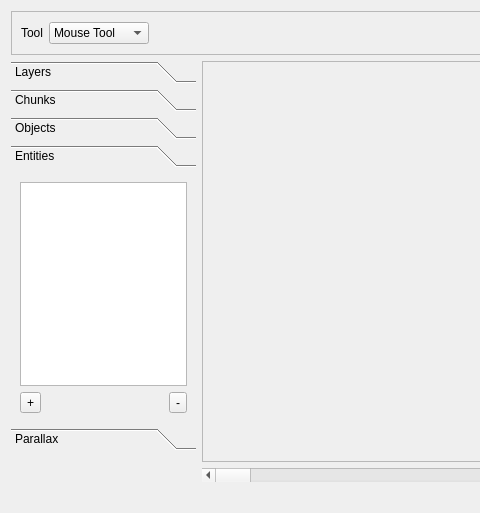
First picture: the form in RetroEDv2/tools/sceneeditor.ui, repository RSDKModding/RetroED, before the edit; both pictures show x 0 to 480 and y 0 to 513 of the 957 by 513 pixel window.
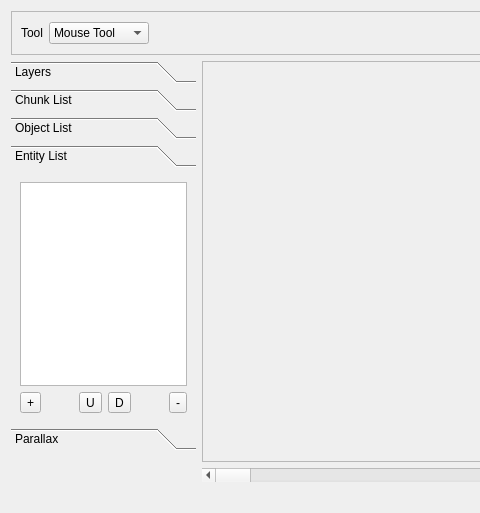
Second picture: the form after the edit. The open tabs and pages were chosen to show the change. Icons and pictures are not drawn.

Patch:
```diff
--- a/RetroEDv2/tools/sceneeditor.ui
+++ b/RetroEDv2/tools/sceneeditor.ui
@@ -23,7 +23,7 @@
       </size>
      </property>
      <property name="currentIndex">
-      <number>4</number>
+      <number>3</number>
      </property>
      <widget class="QWidget" name="layerPage">
       <property name="geometry">
@@ -53,7 +53,7 @@
        </rect>
       </property>
       <attribute name="label">
-       <string>Chunks</string>
+       <string>Chunk List</string>
       </attribute>
       <layout class="QGridLayout" name="gridLayout_14"/>
      </widget>
@@ -67,7 +67,7 @@
        </rect>
       </property>
       <attribute name="label">
-       <string>Objects</string>
+       <string>Object List</string>
       </attribute>
       <layout class="QGridLayout" name="gridLayout_6">
        <item row="1" column="2">
@@ -112,7 +112,7 @@
        </rect>
       </property>
       <attribute name="label">
-       <string>Entities</string>
+       <string>Entity List</string>
       </attribute>
       <layout class="QGridLayout" name="gridLayout_4">
        <item row="1" column="0">
@@ -122,14 +122,7 @@
          </property>
         </widget>
        </item>
-       <item row="1" column="2">
-        <widget class="QToolButton" name="rmEnt">
-         <property name="text">
-          <string>-</string>
-         </property>
-        </widget>
-       </item>
-       <item row="1" column="1">
+       <item row="1" column="4">
         <spacer name="horizontalSpacer_2">
          <property name="orientation">
           <enum>Qt::Horizontal</enum>
@@ -142,9 +135,43 @@
          </property>
         </spacer>
        </item>
-       <item row="0" column="0" colspan="3">
+       <item row="1" column="5">
+        <widget class="QToolButton" name="rmEnt">
+         <property name="text">
+          <string>-</string>
+         </property>
+        </widget>
+       </item>
+       <item row="0" column="0" colspan="6">
         <widget class="QListWidget" name="entityList"/>
        </item>
+       <item row="1" column="2">
+        <widget class="QToolButton" name="upEnt">
+         <property name="text">
+          <string>U</string>
+         </property>
+        </widget>
+       </item>
+       <item row="1" column="3">
+        <widget class="QToolButton" name="downEnt">
+         <property name="text">
+          <string>D</string>
+         </property>
+        </widget>
+       </item>
+       <item row="1" column="1">
+        <spacer name="horizontalSpacer_6">
+         <property name="orientation">
+          <enum>Qt::Horizontal</enum>
+         </property>
+         <property name="sizeHint" stdset="0">
+          <size>
+           <width>40</width>
+           <height>20</height>
+          </size>
+         </property>
+        </spacer>
+       </item>
       </layout>
      </widget>
      <widget class="QWidget" name="scrollPage">
```
